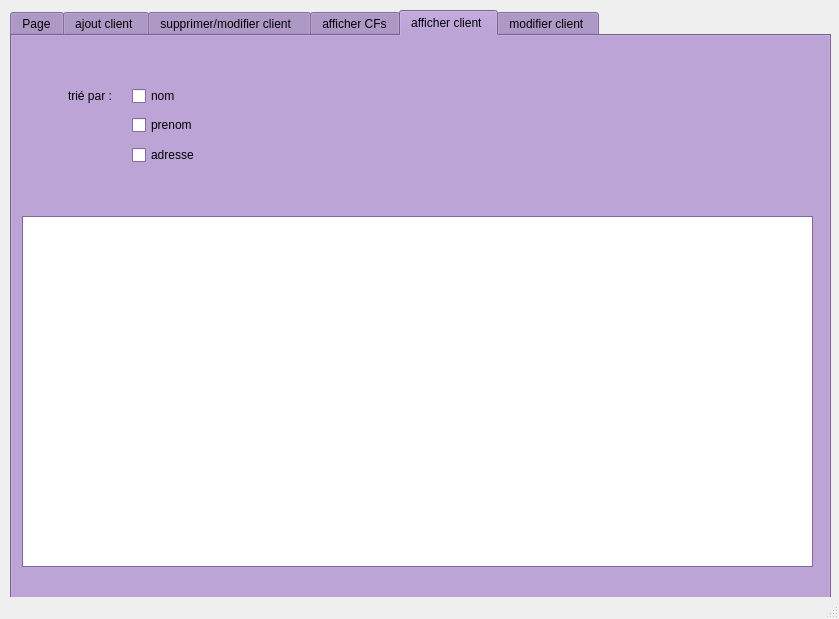
This is mainwindow.ui in mensia/projectCPP_2A as Qt 5 draws it before an edit. The edited form follows.
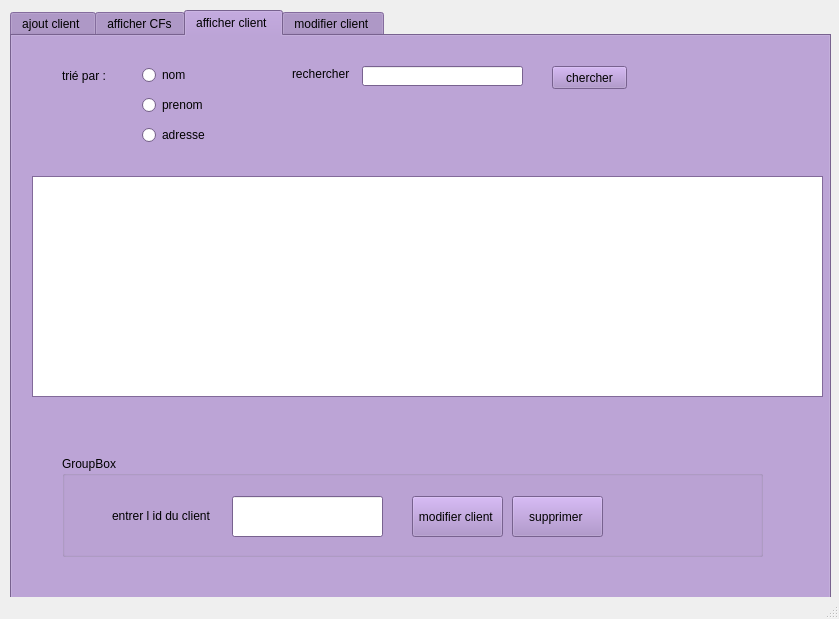
This is the edited form.

Commit message: version recherche / tri / gui

The edit to the form file:
```diff
--- a/mainwindow.ui
+++ b/mainwindow.ui
@@ -471,91 +471,6 @@
     <property name="currentIndex">
      <number>4</number>
     </property>
-    <widget class="QWidget" name="tab">
-     <attribute name="title">
-      <string>Page</string>
-     </attribute>
-     <widget class="QLineEdit" name="nom">
-      <property name="geometry">
-       <rect>
-        <x>150</x>
-        <y>80</y>
-        <width>113</width>
-        <height>20</height>
-       </rect>
-      </property>
-     </widget>
-     <widget class="QLineEdit" name="prenom">
-      <property name="geometry">
-       <rect>
-        <x>150</x>
-        <y>170</y>
-        <width>113</width>
-        <height>20</height>
-       </rect>
-      </property>
-     </widget>
-     <widget class="QLineEdit" name="adresse">
-      <property name="geometry">
-       <rect>
-        <x>150</x>
-        <y>260</y>
-        <width>113</width>
-        <height>20</height>
-       </rect>
-      </property>
-     </widget>
-     <widget class="QLineEdit" name="mail">
-      <property name="geometry">
-       <rect>
-        <x>150</x>
-        <y>350</y>
-        <width>113</width>
-        <height>20</height>
-       </rect>
-      </property>
-     </widget>
-     <widget class="QLineEdit" name="ID">
-      <property name="geometry">
-       <rect>
-        <x>320</x>
-        <y>80</y>
-        <width>113</width>
-        <height>21</height>
-       </rect>
-      </property>
-     </widget>
-     <widget class="QLineEdit" name="telephone">
-      <property name="geometry">
-       <rect>
-        <x>330</x>
-        <y>170</y>
-        <width>113</width>
-        <height>20</height>
-       </rect>
-      </property>
-     </widget>
-     <widget class="QLineEdit" name="CB">
-      <property name="geometry">
-       <rect>
-        <x>330</x>
-        <y>240</y>
-        <width>113</width>
-        <height>20</height>
-       </rect>
-      </property>
-     </widget>
-     <widget class="QLineEdit" name="CF">
-      <property name="geometry">
-       <rect>
-        <x>340</x>
-        <y>350</y>
-        <width>113</width>
-        <height>20</height>
-       </rect>
-      </property>
-     </widget>
-    </widget>
     <widget class="QWidget" name="tabWidgetPage_ajout">
      <attribute name="title">
       <string>ajout client </string>
@@ -1704,47 +1619,6 @@
       </widget>
      </widget>
     </widget>
-    <widget class="QWidget" name="tabWidgetPage_SuppModif">
-     <attribute name="title">
-      <string>supprimer/modifier client  </string>
-     </attribute>
-     <widget class="QPushButton" name="pushButton_supprimerClient">
-      <property name="geometry">
-       <rect>
-        <x>350</x>
-        <y>210</y>
-        <width>201</width>
-        <height>71</height>
-       </rect>
-      </property>
-      <property name="text">
-       <string>supprimer </string>
-      </property>
-     </widget>
-     <widget class="QLineEdit" name="lineEdit_ID_client_supp_mod">
-      <property name="geometry">
-       <rect>
-        <x>100</x>
-        <y>160</y>
-        <width>151</width>
-        <height>41</height>
-       </rect>
-      </property>
-     </widget>
-     <widget class="QPushButton" name="pushButton_modifierClient">
-      <property name="geometry">
-       <rect>
-        <x>350</x>
-        <y>80</y>
-        <width>201</width>
-        <height>71</height>
-       </rect>
-      </property>
-      <property name="text">
-       <string>modifier client </string>
-      </property>
-     </widget>
-    </widget>
     <widget class="QWidget" name="tabWidgetPage_afficher_CFs">
      <attribute name="title">
       <string>afficher CFs</string>
@@ -1819,18 +1693,18 @@
      <widget class="QTableView" name="tableau_client">
       <property name="geometry">
        <rect>
-        <x>10</x>
-        <y>180</y>
+        <x>20</x>
+        <y>140</y>
         <width>791</width>
-        <height>351</height>
+        <height>221</height>
        </rect>
       </property>
      </widget>
      <widget class="QLabel" name="label">
       <property name="geometry">
        <rect>
-        <x>56</x>
-        <y>50</y>
+        <x>50</x>
+        <y>30</y>
         <width>71</width>
         <height>20</height>
        </rect>
@@ -1839,44 +1713,142 @@
        <string>trié par : </string>
       </property>
      </widget>
-     <widget class="QCheckBox" name="checkBox">
+     <widget class="QRadioButton" name="radioButton_nomClient">
       <property name="geometry">
        <rect>
-        <x>120</x>
-        <y>50</y>
-        <width>81</width>
+        <x>130</x>
+        <y>30</y>
+        <width>83</width>
+        <height>18</height>
+       </rect>
+      </property>
+      <property name="text">
+       <string>nom</string>
+      </property>
+     </widget>
+     <widget class="QRadioButton" name="radioButton_prenomClient">
+      <property name="geometry">
+       <rect>
+        <x>130</x>
+        <y>60</y>
+        <width>83</width>
+        <height>18</height>
+       </rect>
+      </property>
+      <property name="text">
+       <string>prenom </string>
+      </property>
+     </widget>
+     <widget class="QRadioButton" name="radioButton_adresseClient">
+      <property name="geometry">
+       <rect>
+        <x>130</x>
+        <y>90</y>
+        <width>83</width>
+        <height>18</height>
+       </rect>
+      </property>
+      <property name="text">
+       <string>adresse </string>
+      </property>
+     </widget>
+     <widget class="QLabel" name="label_3">
+      <property name="geometry">
+       <rect>
+        <x>280</x>
+        <y>30</y>
+        <width>101</width>
+        <height>16</height>
+       </rect>
+      </property>
+      <property name="text">
+       <string>rechercher </string>
+      </property>
+     </widget>
+     <widget class="QLineEdit" name="lineEdit_rechercheClient">
+      <property name="geometry">
+       <rect>
+        <x>350</x>
+        <y>30</y>
+        <width>161</width>
         <height>20</height>
        </rect>
       </property>
-      <property name="text">
-       <string>nom </string>
-      </property>
      </widget>
-     <widget class="QCheckBox" name="checkBox_2">
+     <widget class="QPushButton" name="pushButton_chercherClient">
       <property name="geometry">
        <rect>
-        <x>120</x>
-        <y>80</y>
-        <width>70</width>
-        <height>18</height>
+        <x>540</x>
+        <y>30</y>
+        <width>75</width>
+        <height>23</height>
        </rect>
       </property>
       <property name="text">
-       <string>prenom</string>
+       <string>chercher</string>
       </property>
      </widget>
-     <widget class="QCheckBox" name="checkBox_3">
+     <widget class="QGroupBox" name="groupBox_2">
       <property name="geometry">
        <rect>
-        <x>120</x>
-        <y>110</y>
-        <width>111</width>
-        <height>18</height>
+        <x>50</x>
+        <y>420</y>
+        <width>701</width>
+        <height>101</height>
        </rect>
       </property>
-      <property name="text">
-       <string>adresse</string>
+      <property name="title">
+       <string>GroupBox</string>
       </property>
+      <widget class="QLineEdit" name="lineEdit_ID_client_supp_mod">
+       <property name="geometry">
+        <rect>
+         <x>170</x>
+         <y>40</y>
+         <width>151</width>
+         <height>41</height>
+        </rect>
+       </property>
+      </widget>
+      <widget class="QPushButton" name="pushButton_modifierClient">
+       <property name="geometry">
+        <rect>
+         <x>350</x>
+         <y>40</y>
+         <width>91</width>
+         <height>41</height>
+        </rect>
+       </property>
+       <property name="text">
+        <string>modifier client </string>
+       </property>
+      </widget>
+      <widget class="QPushButton" name="pushButton_supprimerClient">
+       <property name="geometry">
+        <rect>
+         <x>450</x>
+         <y>40</y>
+         <width>91</width>
+         <height>41</height>
+        </rect>
+       </property>
+       <property name="text">
+        <string>supprimer </string>
+       </property>
+      </widget>
+      <widget class="QLabel" name="label_13">
+       <property name="geometry">
+        <rect>
+         <x>50</x>
+         <y>50</y>
+         <width>131</width>
+         <height>20</height>
+        </rect>
+       </property>
+       <property name="text">
+        <string>entrer l id du client </string>
+       </property>
+      </widget>
      </widget>
     </widget>
     <widget class="QWidget" name="tabWidgetPage_modifier">
```
Left out of the diff: 57 changed lines with no effect on the pictures. The commit also changes 5 other files.
